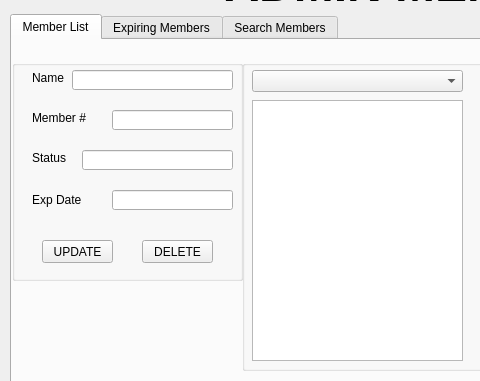
Old version of the form Project2/admin_member_database.ui in the repository tdragon00/CS1C_Project_2; both pictures show x 0 to 480 and y 86 to 467 of the 956 by 638 pixel window.
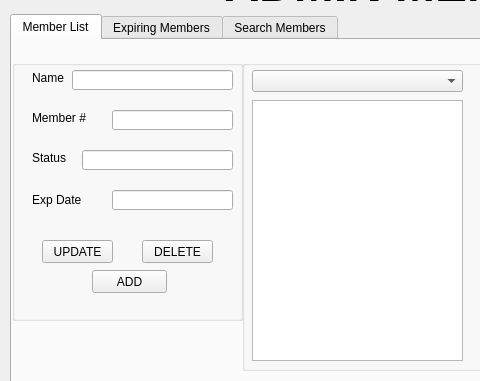
New version of the form.

Patch:
```diff
--- a/Project2/admin_member_database.ui
+++ b/Project2/admin_member_database.ui
@@ -74,7 +74,7 @@
        <x>0</x>
        <y>20</y>
        <width>231</width>
-       <height>221</height>
+       <height>261</height>
       </rect>
      </property>
      <property name="title">
@@ -215,6 +215,19 @@
       </property>
       <layout class="QVBoxLayout" name="verticalLayout_5"/>
      </widget>
+     <widget class="QPushButton" name="pushButton">
+      <property name="geometry">
+       <rect>
+        <x>80</x>
+        <y>210</y>
+        <width>75</width>
+        <height>23</height>
+       </rect>
+      </property>
+      <property name="text">
+       <string>ADD</string>
+      </property>
+     </widget>
     </widget>
     <widget class="QGroupBox" name="Selections">
      <property name="geometry">
```
Left out of the diff: 6 changed lines with no effect on the pictures.
